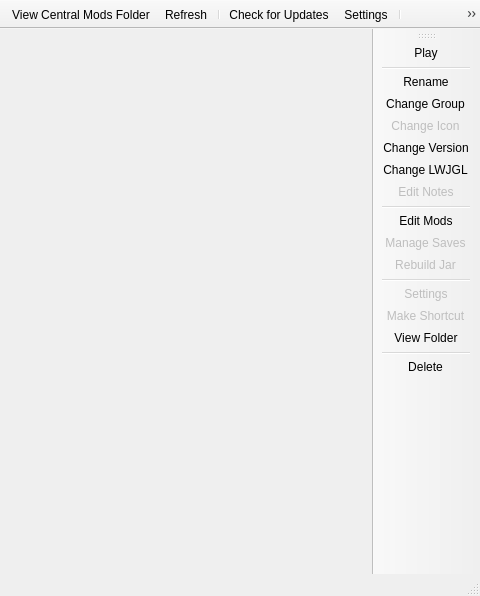
Qt form gui/mainwindow.ui (FreesmTeam/FreesmLauncher) before a commit; both pictures show x 212 to 692 and y 0 to 596 of the 692 by 596 pixel window.
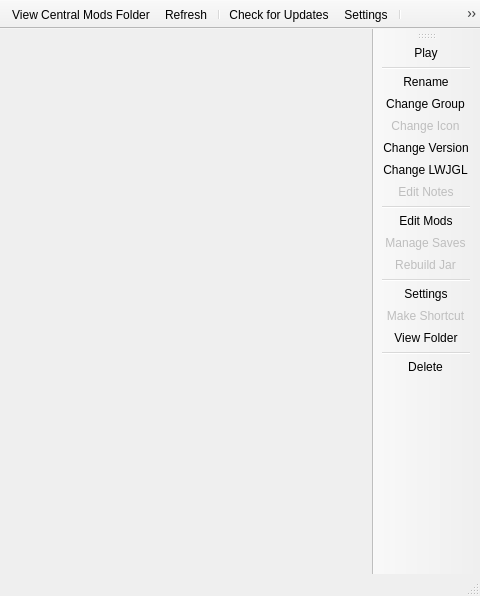
The same form after that commit. Icons and pictures are not drawn.

Commit message: Broke instance loading(?), also attempted to make Toolbar grayed out when no instance is selected. For debug purposes it is initially not grayed out

What changed in the file:
```diff
--- a/gui/mainwindow.ui
+++ b/gui/mainwindow.ui
@@ -65,6 +65,9 @@
   </widget>
   <widget class="QStatusBar" name="statusBar"/>
   <widget class="QToolBar" name="instanceToolBar">
+   <property name="enabled">
+    <bool>true</bool>
+   </property>
    <property name="windowTitle">
     <string>Instance Toolbar</string>
    </property>
@@ -300,7 +303,7 @@
   </action>
   <action name="actionInstanceSettings">
    <property name="enabled">
-    <bool>false</bool>
+    <bool>true</bool>
    </property>
    <property name="text">
     <string>Settings</string>
```
The commit also changes 6 other files.
